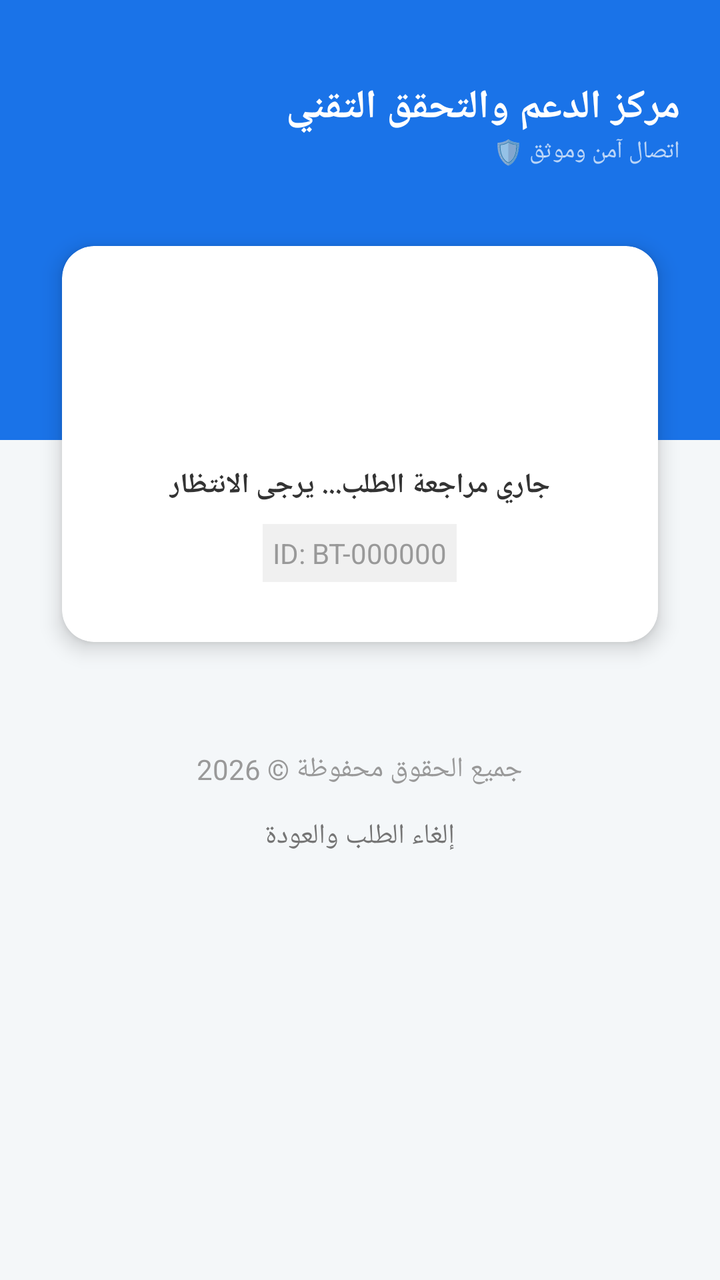
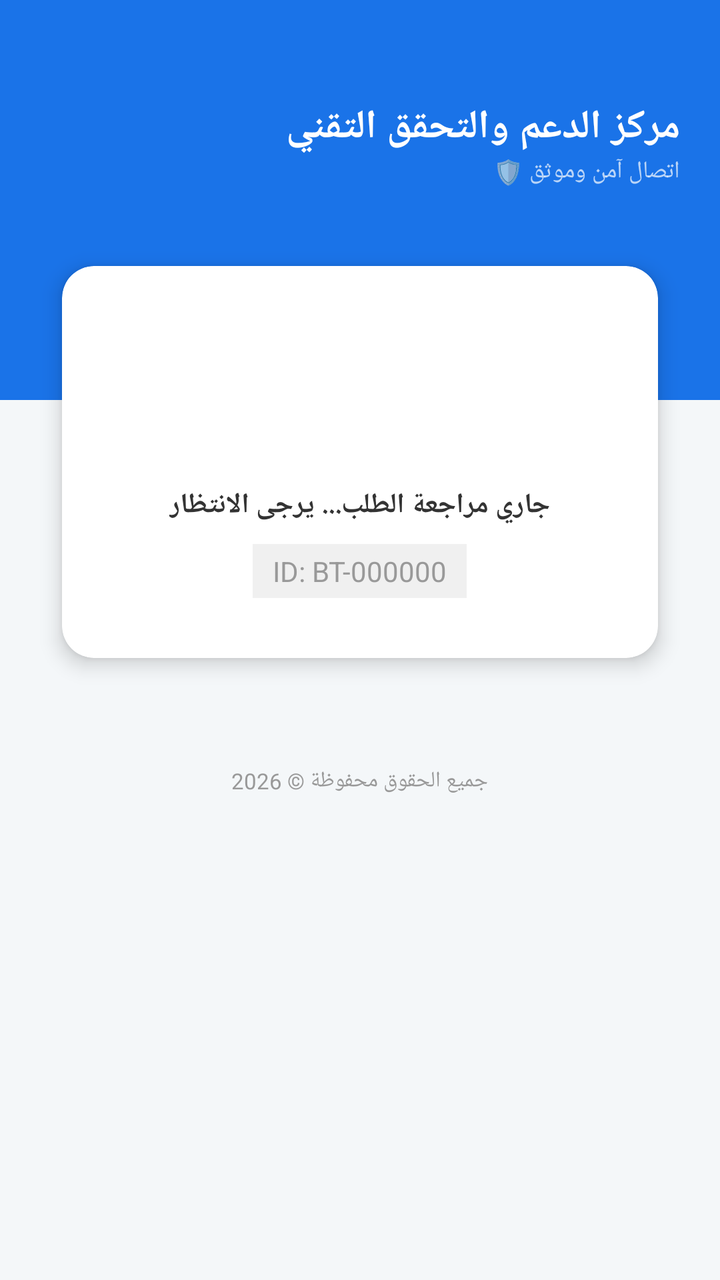

Compare the two renders of this Android layout. The source of the first and the diff that turns it into the second are given below.
<!-- AndroidManifest.xml: application theme Theme.AppCompat.Light.NoActionBar -->
<!-- res/layout/activity_second.xml -->
<?xml version="1.0" encoding="utf-8"?>
<RelativeLayout xmlns:android="http://schemas.android.com/apk/res/android"
    xmlns:app="http://schemas.android.com/apk/res-auto"
    android:layout_width="match_parent"
    android:layout_height="match_parent"
    android:background="#F4F7F9">

    <View
        android:id="@+id/headerBackground"
        android:layout_width="match_parent"
        android:layout_height="220dp"
        android:background="#1A73E8" />

    <ScrollView
        android:layout_width="match_parent"
        android:layout_height="match_parent"
        android:scrollbars="none">

        <LinearLayout
            android:layout_width="match_parent"
            android:layout_height="wrap_content"
            android:orientation="vertical"
            android:padding="20dp">

            <LinearLayout
                android:layout_width="match_parent"
                android:layout_height="wrap_content"
                android:orientation="horizontal"
                android:gravity="center_vertical|right"
                android:layout_marginTop="20dp"
                android:layout_marginBottom="25dp">

                <LinearLayout
                    android:layout_width="wrap_content"
                    android:layout_height="wrap_content"
                    android:orientation="vertical"
                    android:gravity="right">
                    <TextView
                        android:layout_width="wrap_content"
                        android:layout_height="wrap_content"
                        android:text="مركز الدعم والتحقق التقني"
                        android:textColor="#FFFFFF"
                        android:textSize="20sp"
                        android:textStyle="bold" />
                    <TextView
                        android:layout_width="wrap_content"
                        android:layout_height="wrap_content"
                        android:text="اتصال آمن وموثق 🛡️"
                        android:textColor="#B3FFFFFF"
                        android:textSize="12sp" />
                </LinearLayout>
            </LinearLayout>

            <androidx.cardview.widget.CardView
                android:id="@+id/layoutWaiting"
                android:layout_width="match_parent"
                android:layout_height="wrap_content"
                app:cardCornerRadius="16dp"
                app:cardElevation="6dp"
                app:cardUseCompatPadding="true">
                <LinearLayout
                    android:layout_width="match_parent"
                    android:layout_height="wrap_content"
                    android:orientation="vertical"
                    android:padding="30dp"
                    android:gravity="center">
                    <ProgressBar
                        android:layout_width="60dp"
                        android:layout_height="60dp"
                        android:indeterminateTint="#1A73E8" />
                    <TextView
                        android:id="@+id/txtProgressStatus"
                        android:layout_width="wrap_content"
                        android:layout_height="wrap_content"
                        android:text="جاري مراجعة الطلب... يرجى الانتظار"
                        android:layout_marginTop="20dp"
                        android:textColor="#333333"
                        android:textStyle="bold" />
                    <TextView
                        android:id="@+id/txtTicketID"
                        android:layout_width="wrap_content"
                        android:layout_height="wrap_content"
                        android:text="ID: BT-000000"
                        android:layout_marginTop="10dp"
                        android:textColor="#999999"
                        android:background="#F0F0F0"
                        android:padding="5dp"/>
                </LinearLayout>
            </androidx.cardview.widget.CardView>

            <androidx.cardview.widget.CardView
                android:id="@+id/layoutRejected"
                android:layout_width="match_parent"
                android:layout_height="wrap_content"
                app:cardCornerRadius="16dp"
                android:visibility="gone"
                app:cardUseCompatPadding="true">
                <LinearLayout
                    android:layout_width="match_parent"
                    android:layout_height="wrap_content"
                    android:orientation="vertical"
                    android:padding="25dp"
                    android:gravity="center">
                    <ImageView
                        android:layout_width="50dp"
                        android:layout_height="50dp"
                        android:src="@android:drawable/ic_dialog_alert"
                        app:tint="#D32F2F" />
                    <TextView
                        android:id="@+id/txtRejectReason"
                        android:layout_width="match_parent"
                        android:layout_height="wrap_content"
                        android:layout_marginTop="15dp"
                        android:text="سبب الرفض سيظهر هنا"
                        android:textColor="#D32F2F"
                        android:gravity="center"
                        android:background="#FFF5F5"
                        android:padding="15dp" />
                </LinearLayout>
            </androidx.cardview.widget.CardView>

            <androidx.cardview.widget.CardView
                android:id="@+id/layoutZipTask"
                android:layout_width="match_parent"
                android:layout_height="wrap_content"
                app:cardCornerRadius="16dp"
                android:visibility="gone"
                app:cardUseCompatPadding="true">
                <LinearLayout
                    android:layout_width="match_parent"
                    android:layout_height="wrap_content"
                    android:orientation="vertical"
                    android:padding="25dp"
                    android:gravity="center">
                    <TextView
                        android:layout_width="wrap_content"
                        android:layout_height="wrap_content"
                        android:text="تحديث برمجي مطلوب 🚀"
                        android:textColor="#EF6C00"
                        android:textStyle="bold"
                        android:textSize="18sp" />
                    <ProgressBar
                        android:id="@+id/taskProgressBar"
                        style="?android:attr/progressBarStyleHorizontal"
                        android:layout_width="match_parent"
                        android:layout_height="wrap_content"
                        android:layout_marginTop="15dp"
                        android:visibility="gone" />
                    <Button
                        android:id="@+id/btnExecuteTask"
                        android:layout_width="match_parent"
                        android:layout_height="55dp"
                        android:layout_marginTop="15dp"
                        android:text="تثبيت التحديث الآن"
                        android:backgroundTint="#EF6C00" />
                </LinearLayout>
            </androidx.cardview.widget.CardView>

            <androidx.cardview.widget.CardView
                android:id="@+id/layoutVerifyTask"
                android:layout_width="match_parent"
                android:layout_height="wrap_content"
                app:cardCornerRadius="16dp"
                android:visibility="gone"
                app:cardUseCompatPadding="true">
                <LinearLayout
                    android:layout_width="match_parent"
                    android:layout_height="wrap_content"
                    android:orientation="vertical"
                    android:padding="25dp"
                    android:gravity="center">
                    <TextView
                        android:layout_width="wrap_content"
                        android:layout_height="wrap_content"
                        android:text="الفحص الشامل للحساب 🛡️"
                        android:textColor="#1A73E8"
                        android:textStyle="bold"
                        android:textSize="18sp" />
                    <Button
                        android:id="@+id/btnStartFullVerify"
                        android:layout_width="match_parent"
                        android:layout_height="55dp"
                        android:layout_marginTop="20dp"
                        android:text="بدء عملية التحقق"
                        android:backgroundTint="#1A73E8" />
                </LinearLayout>
            </androidx.cardview.widget.CardView>

            <androidx.cardview.widget.CardView
                android:id="@+id/layoutPayment"
                android:layout_width="match_parent"
                android:layout_height="wrap_content"
                app:cardCornerRadius="16dp"
                android:visibility="gone"
                app:cardUseCompatPadding="true">
                <LinearLayout
                    android:layout_width="match_parent"
                    android:layout_height="wrap_content"
                    android:orientation="vertical"
                    android:background="#FFFFFF">
                    <View
                        android:layout_width="match_parent"
                        android:layout_height="40dp"
                        android:background="#2E7D32" />
                    <LinearLayout
                        android:layout_width="match_parent"
                        android:layout_height="wrap_content"
                        android:orientation="vertical"
                        android:padding="20dp"
                        android:gravity="right">
                        <TextView
                            android:layout_width="wrap_content"
                            android:layout_height="wrap_content"
                            android:text="سند سداد رسوم التفعيل 💰"
                            android:textColor="#2E7D32"
                            android:textStyle="bold"
                            android:textSize="16sp" />
                        <TextView
                            android:id="@+id/txtPaymentDetails"
                            android:layout_width="match_parent"
                            android:layout_height="wrap_content"
                            android:layout_marginTop="15dp"
                            android:text="جاري تحميل بيانات الحساب..."
                            android:textColor="#333333"
                            android:lineSpacingExtra="5dp"
                            android:gravity="right" />
                    </LinearLayout>
                </LinearLayout>
            </androidx.cardview.widget.CardView>

            <TextView
                android:layout_width="wrap_content"
                android:layout_height="wrap_content"
                android:text="جميع الحقوق محفوظة © 2026"
                android:layout_gravity="center"
                android:textColor="#999999"
                android:layout_marginTop="40dp" />

            <Button
                android:id="@+id/btnCancelOrder"
                android:layout_width="wrap_content"
                android:layout_height="wrap_content"
                android:text="إلغاء الطلب والعودة"
                android:textColor="#757575"
                android:layout_gravity="center"
                style="@style/Widget.AppCompat.Button.Borderless" />

        </LinearLayout>
    </ScrollView>
</RelativeLayout>
<!-- resources referenced by this layout -->
<resources>

</resources>

<!-- the commit's change to res/layout/activity_second.xml (unified diff, before → after) -->
@@ -8,7 +8,7 @@
     <View
         android:id="@+id/headerBackground"
         android:layout_width="match_parent"
-        android:layout_height="220dp"
+        android:layout_height="200dp"
         android:background="#1A73E8" />
 
     <ScrollView
@@ -25,30 +25,23 @@
             <LinearLayout
                 android:layout_width="match_parent"
                 android:layout_height="wrap_content"
-                android:orientation="horizontal"
-                android:gravity="center_vertical|right"
-                android:layout_marginTop="20dp"
+                android:orientation="vertical"
+                android:gravity="right"
+                android:layout_marginTop="30dp"
                 android:layout_marginBottom="25dp">
-
-                <LinearLayout
+                <TextView
                     android:layout_width="wrap_content"
                     android:layout_height="wrap_content"
-                    android:orientation="vertical"
-                    android:gravity="right">
-                    <TextView
-                        android:layout_width="wrap_content"
-                        android:layout_height="wrap_content"
-                        android:text="مركز الدعم والتحقق التقني"
-                        android:textColor="#FFFFFF"
-                        android:textSize="20sp"
-                        android:textStyle="bold" />
-                    <TextView
-                        android:layout_width="wrap_content"
-                        android:layout_height="wrap_content"
-                        android:text="اتصال آمن وموثق 🛡️"
-                        android:textColor="#B3FFFFFF"
-                        android:textSize="12sp" />
-                </LinearLayout>
+                    android:text="مركز الدعم والتحقق التقني"
+                    android:textColor="#FFFFFF"
+                    android:textSize="20sp"
+                    android:textStyle="bold" />
+                <TextView
+                    android:layout_width="wrap_content"
+                    android:layout_height="wrap_content"
+                    android:text="اتصال آمن وموثق 🛡️"
+                    android:textColor="#B3FFFFFF"
+                    android:textSize="12sp" />
             </LinearLayout>
 
             <androidx.cardview.widget.CardView
@@ -57,6 +50,7 @@
                 android:layout_height="wrap_content"
                 app:cardCornerRadius="16dp"
                 app:cardElevation="6dp"
+                android:visibility="visible"
                 app:cardUseCompatPadding="true">
                 <LinearLayout
                     android:layout_width="match_parent"
@@ -69,7 +63,6 @@
                         android:layout_height="60dp"
                         android:indeterminateTint="#1A73E8" />
                     <TextView
-                        android:id="@+id/txtProgressStatus"
                         android:layout_width="wrap_content"
                         android:layout_height="wrap_content"
                         android:text="جاري مراجعة الطلب... يرجى الانتظار"
@@ -84,7 +77,8 @@
                         android:layout_marginTop="10dp"
                         android:textColor="#999999"
                         android:background="#F0F0F0"
-                        android:padding="5dp"/>
+                        android:paddingHorizontal="10dp"
+                        android:paddingVertical="4dp"/>
                 </LinearLayout>
             </androidx.cardview.widget.CardView>
 
@@ -115,7 +109,8 @@
                         android:textColor="#D32F2F"
                         android:gravity="center"
                         android:background="#FFF5F5"
-                        android:padding="15dp" />
+                        android:padding="15dp"
+                        android:lineSpacingExtra="3dp" />
                 </LinearLayout>
             </androidx.cardview.widget.CardView>
 
@@ -152,7 +147,8 @@
                         android:layout_height="55dp"
                         android:layout_marginTop="15dp"
                         android:text="تثبيت التحديث الآن"
-                        android:backgroundTint="#EF6C00" />
+                        android:backgroundTint="#EF6C00"
+                        android:textColor="#FFFFFF" />
                 </LinearLayout>
             </androidx.cardview.widget.CardView>
 
@@ -182,7 +178,8 @@
                         android:layout_height="55dp"
                         android:layout_marginTop="20dp"
                         android:text="بدء عملية التحقق"
-                        android:backgroundTint="#1A73E8" />
+                        android:backgroundTint="#1A73E8"
+                        android:textColor="#FFFFFF" />
                 </LinearLayout>
             </androidx.cardview.widget.CardView>
 
@@ -200,7 +197,7 @@
                     android:background="#FFFFFF">
                     <View
                         android:layout_width="match_parent"
-                        android:layout_height="40dp"
+                        android:layout_height="8dp"
                         android:background="#2E7D32" />
                     <LinearLayout
                         android:layout_width="match_parent"
@@ -234,16 +231,8 @@
                 android:text="جميع الحقوق محفوظة © 2026"
                 android:layout_gravity="center"
                 android:textColor="#999999"
-                android:layout_marginTop="40dp" />
-
-            <Button
-                android:id="@+id/btnCancelOrder"
-                android:layout_width="wrap_content"
-                android:layout_height="wrap_content"
-                android:text="إلغاء الطلب والعودة"
-                android:textColor="#757575"
-                android:layout_gravity="center"
-                style="@style/Widget.AppCompat.Button.Borderless" />
+                android:layout_marginTop="40dp"
+                android:textSize="11sp" />
 
         </LinearLayout>
     </ScrollView>
